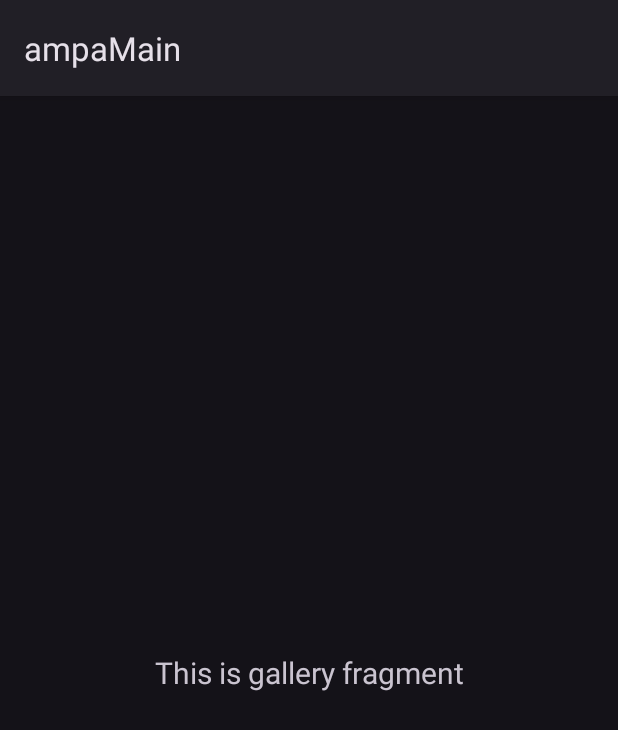
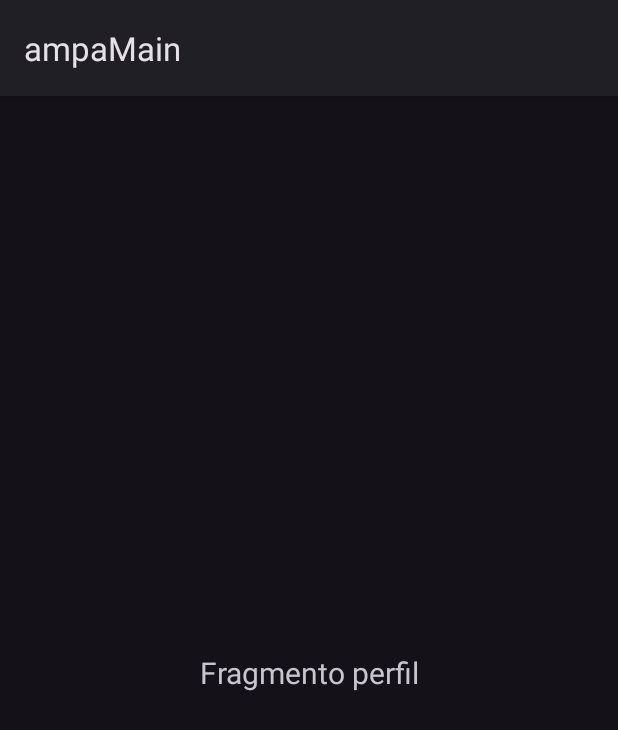
Before and after one commit to NahuelPardo89/AplicacionesMoviles, an Android app: the fragment PerfilFragment shown on its own in the app's theme, on a phone screen of 412 x 824 dp. Shown: the top 730 px of the screen. Run offline under Robolectric (Android 15) with nearby library versions, the phone set to English and light mode, and no system bars.

Commit message:
Fragmentos listos

```diff
--- a/ampaMain/app/src/main/java/com/example/ampamain/ui/gallery/GalleryFragment.java
+++ b/ampaMain/app/src/main/java/com/example/ampamain/ui/perfil/PerfilFragment.java
@@ -1,4 +1,4 @@
-package com.example.ampamain.ui.gallery;
+package com.example.ampamain.ui.perfil;
 
 import android.os.Bundle;
 import android.view.LayoutInflater;
@@ -10,22 +10,23 @@ import androidx.annotation.NonNull;
 import androidx.fragment.app.Fragment;
 import androidx.lifecycle.ViewModelProvider;
 
-import com.example.ampamain.databinding.FragmentGalleryBinding;
 
-public class GalleryFragment extends Fragment {
+import com.example.ampamain.databinding.FragmentPerfilBinding;
 
-    private FragmentGalleryBinding binding;
+public class PerfilFragment extends Fragment {
+
+    private FragmentPerfilBinding binding;
 
     public View onCreateView(@NonNull LayoutInflater inflater,
                              ViewGroup container, Bundle savedInstanceState) {
-        GalleryViewModel galleryViewModel =
-                new ViewModelProvider(this).get(GalleryViewModel.class);
+        PerfilViewModel perfilViewModel =
+                new ViewModelProvider(this).get(PerfilViewModel.class);
 
-        binding = FragmentGalleryBinding.inflate(inflater, container, false);
+        binding = FragmentPerfilBinding.inflate(inflater, container, false);
         View root = binding.getRoot();
 
-        final TextView textView = binding.textGallery;
-        galleryViewModel.getText().observe(getViewLifecycleOwner(), textView::setText);
+        final TextView textView = binding.textPerfil;
+        perfilViewModel.getText().observe(getViewLifecycleOwner(), textView::setText);
         return root;
     }
 
--- a/ampaMain/app/src/main/java/com/example/ampamain/ui/gallery/GalleryViewModel.java
+++ b/ampaMain/app/src/main/java/com/example/ampamain/ui/perfil/PerfilViewModel.java
@@ -1,16 +1,16 @@
-package com.example.ampamain.ui.gallery;
+package com.example.ampamain.ui.perfil;
 
 import androidx.lifecycle.LiveData;
 import androidx.lifecycle.MutableLiveData;
 import androidx.lifecycle.ViewModel;
 
-public class GalleryViewModel extends ViewModel {
+public class PerfilViewModel extends ViewModel {
 
     private final MutableLiveData<String> mText;
 
-    public GalleryViewModel() {
+    public PerfilViewModel() {
         mText = new MutableLiveData<>();
-        mText.setValue("This is gallery fragment");
+        mText.setValue("Fragmento perfil");
     }
 
     public LiveData<String> getText() {
--- a/ampaMain/app/src/main/res/layout/fragment_gallery.xml
+++ b/ampaMain/app/src/main/res/layout/fragment_perfil.xml
@@ -4,15 +4,16 @@
     xmlns:tools="http://schemas.android.com/tools"
     android:layout_width="match_parent"
     android:layout_height="match_parent"
-    tools:context=".ui.gallery.GalleryFragment">
+    tools:context=".ui.perfil.PerfilFragment">
 
     <TextView
-        android:id="@+id/text_gallery"
+        android:id="@+id/text_perfil"
         android:layout_width="match_parent"
         android:layout_height="wrap_content"
         android:layout_marginStart="8dp"
         android:layout_marginTop="8dp"
         android:layout_marginEnd="8dp"
+        android:text="perfil"
         android:textAlignment="center"
         android:textSize="20sp"
         app:layout_constraintBottom_toBottomOf="parent"
```
Also changed, not shown: ampaMain/app/src/main/java/com/example/ampamain/ui/ChangePasswordFragment.java (added, +66 -0 lines), ampaMain/app/src/main/java/com/example/ampamain/ui/ContactoFragment.java (added, +66 -0 lines), ampaMain/app/src/main/java/com/example/ampamain/ui/CredencialFragment.java (added, +66 -0 lines), ampaMain/app/src/main/res/layout/fragment_change_password.xml (added, +14 -0 lines), ampaMain/app/src/main/res/layout/fragment_contacto.xml (added, +14 -0 lines), ampaMain/app/src/main/res/layout/fragment_credencial.xml (added, +14 -0 lines), ampaMain/app/src/main/res/menu/activity_main_drawer.xml (+12 -0 lines), ampaMain/app/src/main/res/navigation/mobile_navigation.xml (+17 -2 lines), ampaMain/app/src/main/res/values/strings.xml (+7 -3 lines).
